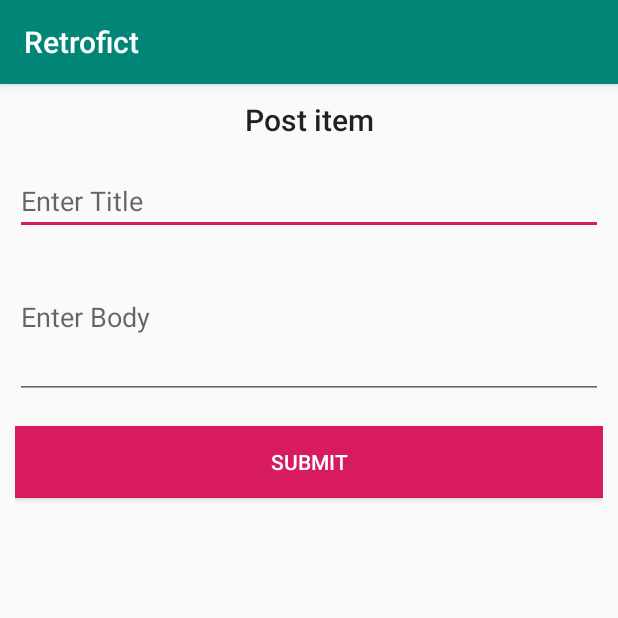
After one commit to udara94/retrofit, an Android app: the PostActivity screen opened directly, with no data from a screen before it, on a phone screen of 412 x 824 dp, the top half of it. The commit adds this screen. Run offline under Robolectric (Android 15) with nearby library versions, the phone set to English and light mode, and no system bars.

Commit message:
add new screens to post data

```diff
--- a/app/build.gradle
+++ b/app/build.gradle
@@ -21,7 +21,10 @@ android {
 dependencies {
     implementation fileTree(dir: 'libs', include: ['*.jar'])
     implementation 'com.android.support:appcompat-v7:28.0.0'
+    implementation 'com.android.support:design:28.0.0'
     implementation 'com.android.support.constraint:constraint-layout:1.1.3'
+
+
 
 
     implementation "com.android.support:cardview-v7:26.1.0"
--- a/app/src/main/AndroidManifest.xml
+++ b/app/src/main/AndroidManifest.xml
@@ -18,6 +18,7 @@
                 <category android:name="android.intent.category.LAUNCHER" />
             </intent-filter>
         </activity>
+        <activity android:name=".PostActivity"></activity>
     </application>
 
 </manifest>
--- a/app/src/main/java/com/vogella/android/retrofict/Model/GetDataService.java
+++ b/app/src/main/java/com/vogella/android/retrofict/Model/GetDataService.java
@@ -3,10 +3,19 @@ package com.vogella.android.retrofict.Model;
 import java.util.List;
 
 import retrofit2.Call;
+import retrofit2.http.Field;
+import retrofit2.http.FormUrlEncoded;
 import retrofit2.http.GET;
+import retrofit2.http.POST;
 
 public interface GetDataService {
 
     @GET("/posts")
     Call<List<RetroPhoto>> getAllPhotos();
+
+    @POST("/posts")
+    @FormUrlEncoded
+    Call<RetroPhoto> savePost(@Field("title") String title,
+                        @Field("body") String body,
+                        @Field("userId") long userId);
 }
--- /dev/null
+++ b/app/src/main/java/com/vogella/android/retrofict/PostActivity.java
@@ -0,0 +1,83 @@
+package com.vogella.android.retrofict;
+
+import android.app.ProgressDialog;
+import android.os.Bundle;
+import android.support.v7.app.AppCompatActivity;
+import android.util.Log;
+import android.view.View;
+import android.widget.Button;
+import android.widget.EditText;
+import android.widget.TextView;
+import android.widget.Toast;
+
+import com.vogella.android.retrofict.Model.GetDataService;
+import com.vogella.android.retrofict.Model.RetroPhoto;
+import com.vogella.android.retrofict.Network.RetrofitClientInstance;
+
+import java.util.List;
+
+import retrofit2.Call;
+import retrofit2.Callback;
+import retrofit2.Response;
+
+public class PostActivity extends AppCompatActivity {
+
+    EditText title, body;
+    Button btnSubmit;
+    TextView response;
+
+    @Override
+    protected void onCreate(Bundle savedInstanceState) {
+        super.onCreate(savedInstanceState);
+        setContentView(R.layout.activity_post);
+
+        title = findViewById(R.id.txt_title);
+        body = findViewById(R.id.txt_body);
+        btnSubmit = findViewById(R.id.btn_submit);
+        response = findViewById(R.id.response);
+
+        btnSubmit.setOnClickListener(new View.OnClickListener() {
+            @Override
+            public void onClick(View v) {
+                String txtTitle = title.getText().toString().trim();
+                String txtBody = body.getText().toString().trim();
+
+                if(!txtTitle.isEmpty() && !txtBody.isEmpty()){
+                    sendPost(txtTitle, txtBody);
+                }else {
+                    Toast.makeText(PostActivity.this, "Please fill all details!", Toast.LENGTH_SHORT).show();
+                }
+            }
+        });
+
+    }
+
+    private void sendPost(String txtTitle, String txtBody) {
+        GetDataService service = RetrofitClientInstance.getRetrofitInstance().create(GetDataService.class);
+
+        service.savePost(txtTitle, txtBody, 1).enqueue(new Callback<RetroPhoto>() {
+            @Override
+            public void onResponse(Call<RetroPhoto> call, Response<RetroPhoto> response) {
+
+                if(response.isSuccessful()) {
+                    showResponse(response.body().toString());
+                    Log.i("TAG", "post submitted to API." + response.body().toString());
+                }
+            }
+
+            @Override
+            public void onFailure(Call<RetroPhoto> call, Throwable t) {
+                Log.e("TAG", "Unable to submit post to API.");
+            }
+        });
+    }
+
+    public void showResponse(String responsedata) {
+        if(response.getVisibility() == View.GONE) {
+            response.setVisibility(View.VISIBLE);
+        }
+        response.setText(responsedata);
+    }
+
+
+}
--- /dev/null
+++ b/app/src/main/res/layout/activity_post.xml
@@ -0,0 +1,51 @@
+<?xml version="1.0" encoding="utf-8"?>
+<LinearLayout
+    xmlns:android="http://schemas.android.com/apk/res/android"
+    xmlns:tools="http://schemas.android.com/tools"
+    android:id="@+id/activity_post"
+    android:orientation="vertical"
+    android:layout_width="match_parent"
+    android:layout_height="match_parent"
+    android:paddingLeft="10dp"
+    android:paddingRight="10dp"
+    android:paddingTop="10dp"
+    android:paddingBottom="10dp"
+    tools:context="com.vogella.android.retrofict.PostActivity">
+
+    <TextView
+        android:layout_width="match_parent"
+        android:layout_height="wrap_content"
+        android:gravity="center_horizontal"
+        android:textAppearance="@style/TextAppearance.AppCompat.Title"
+        android:text="Post item"/>
+    <EditText
+        android:id="@+id/txt_title"
+        android:layout_marginTop="18dp"
+        android:layout_width="match_parent"
+        android:layout_height="wrap_content"
+        android:hint="Enter Title"/>
+
+    <EditText
+        android:id="@+id/txt_body"
+        android:lines="4"
+        android:layout_width="match_parent"
+        android:layout_height="wrap_content"
+        android:hint="Enter Body"/>
+
+    <Button
+        android:id="@+id/btn_submit"
+        android:layout_marginTop="18dp"
+        android:layout_width="match_parent"
+        android:layout_height="wrap_content"
+        android:background="@color/colorAccent"
+        android:textColor="@android:color/white"
+        android:text="Submit"/>
+
+    <TextView
+        android:id="@+id/response"
+        android:layout_marginTop="35dp"
+        android:visibility="gone"
+        android:layout_width="match_parent"
+        android:layout_height="wrap_content"/>
+
+</LinearLayout>
```
Also changed, not shown: app/src/main/java/com/vogella/android/retrofict/MainActivity.java (+15 -0 lines), app/src/main/res/layout/activity_main.xml (+13 -3 lines), app/src/main/ic_add-web.png (added), app/src/main/res/mipmap-hdpi/ic_add.png (added), app/src/main/res/mipmap-mdpi/ic_add.png (added), app/src/main/res/mipmap-xhdpi/ic_add.png (added), app/src/main/res/mipmap-xxhdpi/ic_add.png (added), app/src/main/res/mipmap-xxxhdpi/ic_add.png (added).
